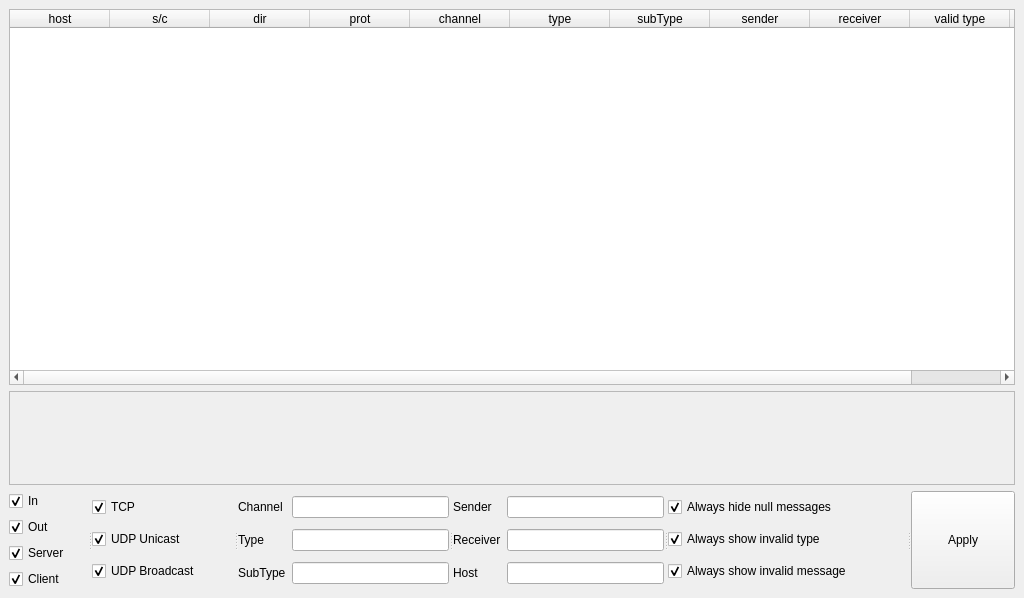
miiisch/TM2011C1.4, file tmChatGruppe4/dataelementviewer.ui: the form before one commit.
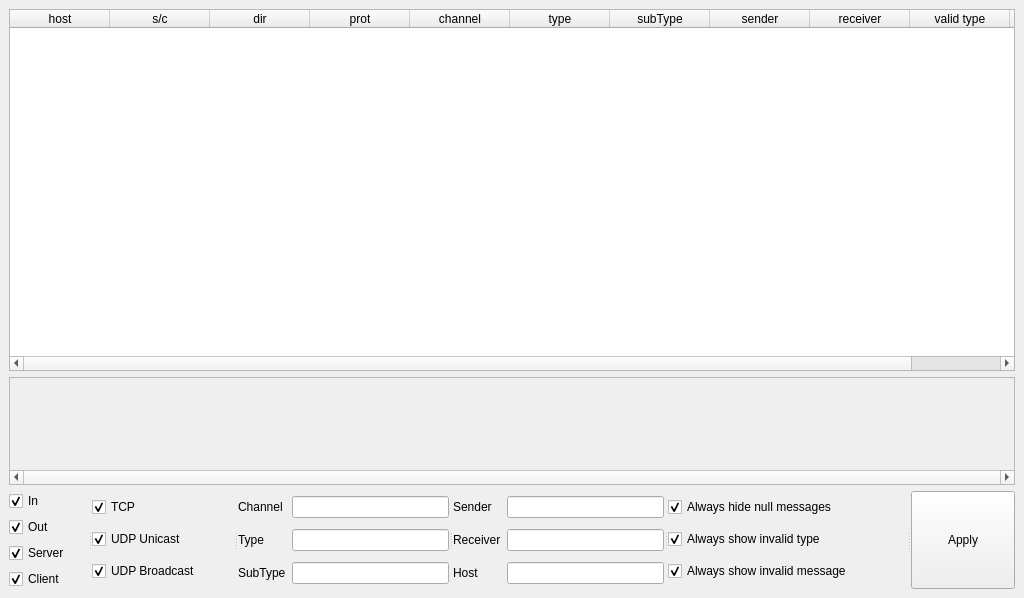
The form after the commit.

What changed in the file:
```diff
--- a/tmChatGruppe4/dataelementviewer.ui
+++ b/tmChatGruppe4/dataelementviewer.ui
@@ -97,6 +97,9 @@
       <property name="verticalScrollBarPolicy">
        <enum>Qt::ScrollBarAlwaysOff</enum>
       </property>
+      <property name="horizontalScrollBarPolicy">
+       <enum>Qt::ScrollBarAlwaysOn</enum>
+      </property>
       <property name="widgetResizable">
        <bool>true</bool>
       </property>
```
Left out of the diff: 3 changed lines with no effect on the pictures.
